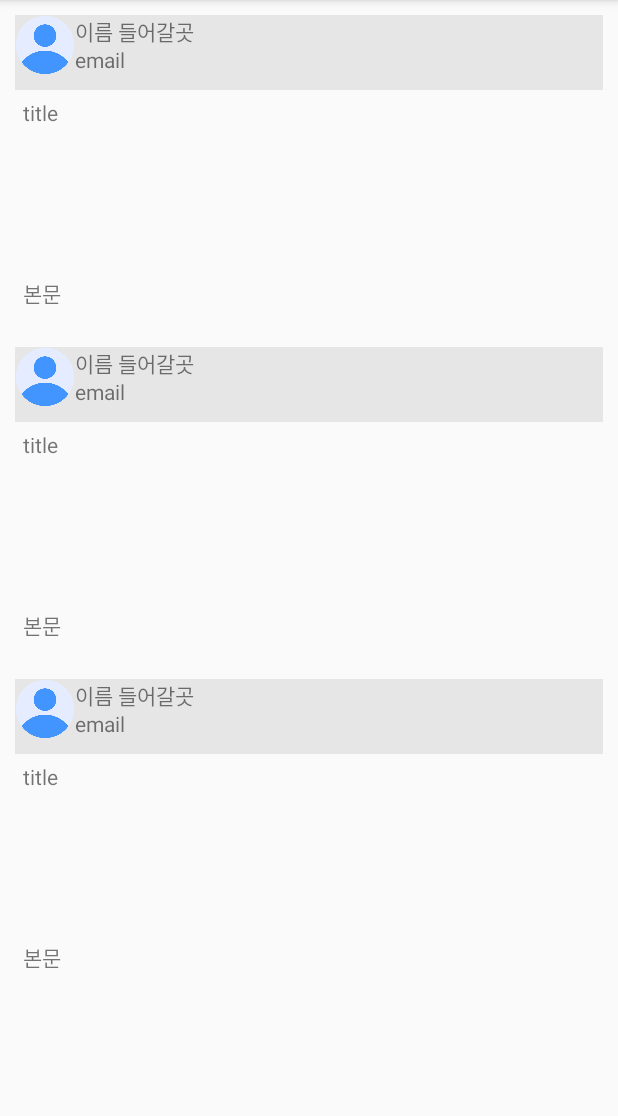
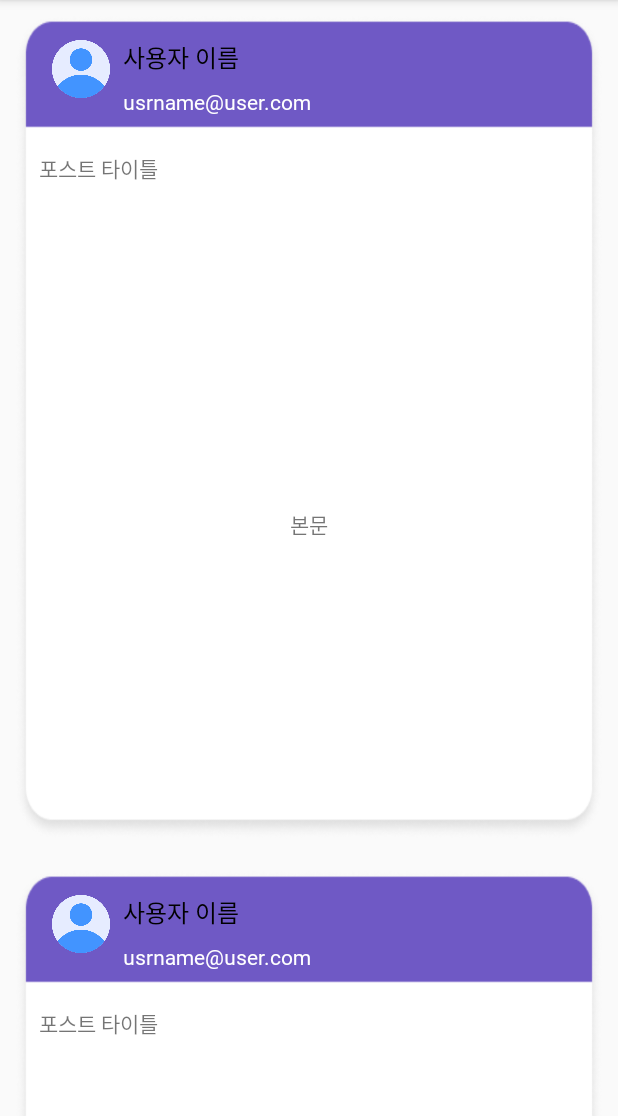
Before and after one commit to rdridrid/projectpbl, an Android app: the layout fragment_home.xml on its own in the app's theme, with its tools: preview values and no code run, on a phone screen of 412 x 824 dp, the part 120-1236 px from its top. Run offline under Robolectric (Android 15) with nearby library versions, the phone set to English and light mode, and no system bars.

Commit message:
update 22 postlist_item

```diff
--- a/app/src/main/res/layout/postlist_item.xml
+++ b/app/src/main/res/layout/postlist_item.xml
@@ -3,14 +3,88 @@
     xmlns:app="http://schemas.android.com/apk/res-auto"
     xmlns:tools="http://schemas.android.com/tools"
     android:layout_width="match_parent"
-    android:layout_height="wrap_content"
+    android:layout_height="550dp"
     android:layout_margin="10dp"
     android:layout_marginBottom="5dp"
+    android:background="@drawable/post_design"
     android:orientation="vertical">
 
     <androidx.constraintlayout.widget.ConstraintLayout
         android:layout_width="match_parent"
-        android:layout_height="50dp"
+        android:layout_height="match_parent">
+
+        <ImageView
+            android:id="@+id/profileimage_postitem"
+            android:layout_width="40dp"
+            android:layout_height="40dp"
+            android:layout_gravity="left"
+            android:layout_marginStart="24dp"
+            android:layout_marginTop="16dp"
+            app:layout_constraintStart_toStartOf="parent"
+            app:layout_constraintTop_toTopOf="parent"
+            app:srcCompat="@drawable/defaultprofileimage" />
+
+        <TextView
+            android:id="@+id/username_postitem"
+            android:layout_width="wrap_content"
+            android:layout_height="wrap_content"
+            android:layout_marginStart="8dp"
+            android:layout_marginTop="16dp"
+            android:fontFamily="@font/lineseedkr_bd"
+            android:text="사용자 이름"
+            android:textColor="@color/black"
+            android:textSize="16sp"
+            app:layout_constraintStart_toEndOf="@+id/profileimage_postitem"
+            app:layout_constraintTop_toTopOf="parent" />
+
+        <TextView
+            android:id="@+id/email_postitem"
+            android:layout_width="wrap_content"
+            android:layout_height="wrap_content"
+            android:layout_marginStart="8dp"
+            android:layout_marginTop="8dp"
+            android:fontFamily="@font/lineseedkr_rg"
+            android:text="usrname@user.com"
+            android:textColor="#FFFFFF"
+            app:layout_constraintStart_toEndOf="@+id/profileimage_postitem"
+            app:layout_constraintTop_toBottomOf="@+id/username_postitem" />
+
+        <TextView
+            android:id="@+id/posttitle_postitem"
+            android:layout_width="wrap_content"
+            android:layout_height="wrap_content"
+            android:layout_marginStart="16dp"
+            android:layout_marginTop="24dp"
+            android:text="포스트 타이틀"
+            app:layout_constraintStart_toStartOf="parent"
+            app:layout_constraintTop_toBottomOf="@+id/email_postitem" />
+
+        <ImageView
+            android:id="@+id/postimage_postitem"
+            android:layout_width="200dp"
+            android:layout_height="200dp"
+            android:layout_marginTop="8dp"
+            app:layout_constraintEnd_toEndOf="parent"
+            app:layout_constraintStart_toStartOf="parent"
+            app:layout_constraintTop_toBottomOf="@+id/posttitle_postitem" />
+
+        <TextView
+            android:id="@+id/posttext_postitem"
+            android:layout_width="wrap_content"
+            android:layout_height="wrap_content"
+            android:layout_marginTop="8dp"
+            android:text="본문"
+            app:layout_constraintEnd_toEndOf="parent"
+            app:layout_constraintStart_toStartOf="parent"
+            app:layout_constraintTop_toBottomOf="@+id/postimage_postitem" />
+
+
+    </androidx.constraintlayout.widget.ConstraintLayout>
+</LinearLayout>
+    <!--
+    <androidx.constraintlayout.widget.ConstraintLayout
+        android:layout_width="match_parent"
+        android:layout_height="60dp"
         android:background="#E6E6E6"
         android:orientation="horizontal">
 
@@ -19,17 +93,22 @@
             android:layout_width="40dp"
             android:layout_height="40dp"
             android:layout_gravity="left"
-            android:layout_marginBottom="10dp"
-            app:layout_constraintBottom_toBottomOf="parent"
+            android:layout_marginStart="10dp"
+            android:layout_marginTop="10dp"
             app:layout_constraintStart_toStartOf="parent"
             app:layout_constraintTop_toTopOf="parent"
             app:srcCompat="@drawable/defaultprofileimage" />
 
         <TextView
             android:id="@+id/username_postitem"
-            android:layout_width="100dp"
-            android:layout_height="20dp"
-            android:text="이름 들어갈곳"
+            android:layout_width="wrap_content"
+            android:layout_height="wrap_content"
+            android:layout_marginStart="10dp"
+            android:layout_marginTop="5dp"
+            android:fontFamily="@font/lineseedkr_bd"
+            android:text="사용자 이름"
+            android:textColor="@color/black"
+            android:textSize="16sp"
             app:layout_constraintBottom_toTopOf="@+id/email_postitem"
             app:layout_constraintStart_toEndOf="@+id/profileimage_postitem"
             app:layout_constraintTop_toTopOf="parent" />
@@ -38,9 +117,10 @@
             android:id="@+id/email_postitem"
             android:layout_width="wrap_content"
             android:layout_height="wrap_content"
-            android:layout_marginBottom="11dp"
-            android:layout_weight="1"
-            android:text="email"
+            android:layout_marginStart="10dp"
+            android:layout_marginBottom="5dp"
+            android:text="usrname@user.com"
+            android:fontFamily="@font/lineseedkr_rg"
             app:layout_constraintBottom_toBottomOf="parent"
             app:layout_constraintStart_toEndOf="@+id/profileimage_postitem"
             app:layout_constraintTop_toBottomOf="@+id/username_postitem" />
@@ -70,5 +150,4 @@
             android:layout_width="match_parent"
             android:layout_height="wrap_content"
             android:text="본문" />
-    </LinearLayout>
-</LinearLayout>
+    </LinearLayout> -->
```
Also changed, not shown: app/src/main/res/drawable/post_design.png (added).
